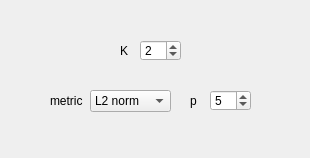
First picture: the form in _AlgorithmsPlugins/KNN/paramsKNNRegress.ui, repository b4silio/MLDemos, before the edit.
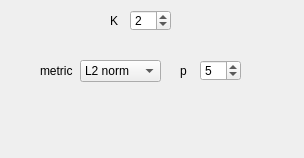
Second picture: the form after the edit.

The edit to the form file:
```diff
--- a/_AlgorithmsPlugins/KNN/paramsKNNRegress.ui
+++ b/_AlgorithmsPlugins/KNN/paramsKNNRegress.ui
@@ -6,7 +6,7 @@
    <rect>
     <x>0</x>
     <y>0</y>
-    <width>310</width>
+    <width>304</width>
     <height>158</height>
    </rect>
   </property>
@@ -16,8 +16,8 @@
   <widget class="QLabel" name="label_10">
    <property name="geometry">
     <rect>
-     <x>50</x>
-     <y>90</y>
+     <x>40</x>
+     <y>60</y>
      <width>46</width>
      <height>21</height>
     </rect>
@@ -34,8 +34,8 @@
   <widget class="QSpinBox" name="knnNormSpin">
    <property name="geometry">
     <rect>
-     <x>210</x>
-     <y>90</y>
+     <x>200</x>
+     <y>60</y>
      <width>41</width>
      <height>21</height>
     </rect>
@@ -61,8 +61,8 @@
   <widget class="QLabel" name="labelPower">
    <property name="geometry">
     <rect>
-     <x>190</x>
-     <y>90</y>
+     <x>180</x>
+     <y>60</y>
      <width>16</width>
      <height>21</height>
     </rect>
@@ -79,8 +79,8 @@
   <widget class="QLabel" name="label_11">
    <property name="geometry">
     <rect>
-     <x>120</x>
-     <y>40</y>
+     <x>110</x>
+     <y>10</y>
      <width>16</width>
      <height>21</height>
     </rect>
@@ -97,8 +97,8 @@
   <widget class="QSpinBox" name="knnKspin">
    <property name="geometry">
     <rect>
-     <x>140</x>
-     <y>40</y>
+     <x>130</x>
+     <y>10</y>
      <width>41</width>
      <height>21</height>
     </rect>
@@ -127,8 +127,8 @@
   <widget class="QComboBox" name="knnNormCombo">
    <property name="geometry">
     <rect>
-     <x>90</x>
-     <y>90</y>
+     <x>80</x>
+     <y>60</y>
      <width>81</width>
      <height>22</height>
     </rect>
```
